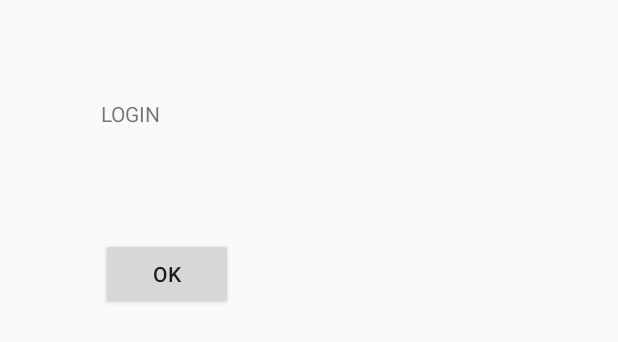
After one commit to zamonitorom/Letsgo, an Android app: the layout activity_login.xml on its own in the app's theme, with its tools: preview values and no code run, on a phone screen of 412 x 824 dp. The commit adds this screen. Shown: the top 342 px of the screen. Run offline under Robolectric (Android 15) with nearby library versions, the phone set to English and light mode, and no system bars.

```diff
--- a/letsgo/build.gradle
+++ b/letsgo/build.gradle
@@ -43,7 +43,8 @@ dependencies {
     compile 'com.squareup.retrofit2:retrofit:2.1.0'
     compile 'com.squareup.retrofit2:converter-gson:2.1.0'
     compile 'com.squareup.retrofit2:adapter-rxjava:2.1.0'
-    compile 'com.squareup.okhttp:okhttp:2.4.0'
+    //compile 'com.squareup.okhttp:okhttp:2.4.0'
+    compile 'com.squareup.okhttp3:logging-interceptor:3.2.0'
     compile 'io.reactivex:rxandroid:1.2.1'
     compile 'io.reactivex:rxjava:1.2.6'
     compile 'com.r0adkll:slidableactivity:2.0.5'
--- /dev/null
+++ b/letsgo/src/main/res/layout/activity_login.xml
@@ -0,0 +1,33 @@
+<?xml version="1.0" encoding="utf-8"?>
+<RelativeLayout xmlns:android="http://schemas.android.com/apk/res/android"
+    xmlns:tools="http://schemas.android.com/tools"
+    android:id="@+id/activity_login"
+    android:layout_width="match_parent"
+    android:layout_height="match_parent"
+    android:paddingBottom="@dimen/activity_vertical_margin"
+    android:paddingLeft="@dimen/activity_horizontal_margin"
+    android:paddingRight="@dimen/activity_horizontal_margin"
+    android:paddingTop="@dimen/activity_vertical_margin"
+    tools:context="com.letsgoapp.Views.LoginActivity">
+
+    <TextView
+        android:text="LOGIN"
+        android:layout_width="wrap_content"
+        android:layout_height="wrap_content"
+        android:layout_alignParentTop="true"
+        android:layout_alignParentStart="true"
+        android:layout_marginStart="51dp"
+        android:layout_marginTop="50dp"
+        android:id="@+id/textView2" />
+
+    <Button
+        android:text="Ok"
+        android:layout_width="wrap_content"
+        android:layout_height="wrap_content"
+        android:layout_below="@+id/textView2"
+        android:layout_alignStart="@+id/textView2"
+        android:layout_marginTop="73dp"
+        android:id="@+id/button2"
+        android:onClick="click"/>
+
+</RelativeLayout>
--- a/letsgo/src/main/res/layout/activity_set_meeting.xml
+++ b/letsgo/src/main/res/layout/activity_set_meeting.xml
@@ -67,7 +67,8 @@
                 <Button
                     android:layout_width="match_parent"
                     android:layout_height="wrap_content"
-                    android:text="Cоздать событие!" />
+                    android:text="Cоздать событие!"
+                    app:onClick="@{setViewModel::SendMeeting}"/>
             </LinearLayout>
 
 
--- a/letsgo/src/main/res/layout/nav_header_main.xml
+++ b/letsgo/src/main/res/layout/nav_header_main.xml
@@ -26,10 +26,6 @@
         android:text="Android Studio"
         android:textAppearance="@style/TextAppearance.AppCompat.Body1" />
 
-    <TextView
-        android:id="@+id/textView"
-        android:layout_width="wrap_content"
-        android:layout_height="wrap_content"
-        android:text="android.studio@android.com" />
+
 
 </LinearLayout>
```
Also changed, not shown: letsgo/src/main/java/com/letsgoapp/Models/SendMeeting.java (added, +64 -0 lines), letsgo/src/main/java/com/letsgoapp/Services/APIService.java (+61 -2 lines), letsgo/src/main/java/com/letsgoapp/Services/IAPIService.java (+12 -1 lines), letsgo/src/main/java/com/letsgoapp/ViewModels/SetMeetingViewModel.java (+23 -1 lines), letsgo/src/main/java/com/letsgoapp/Views/LoginActivity.java (added, +24 -0 lines).
